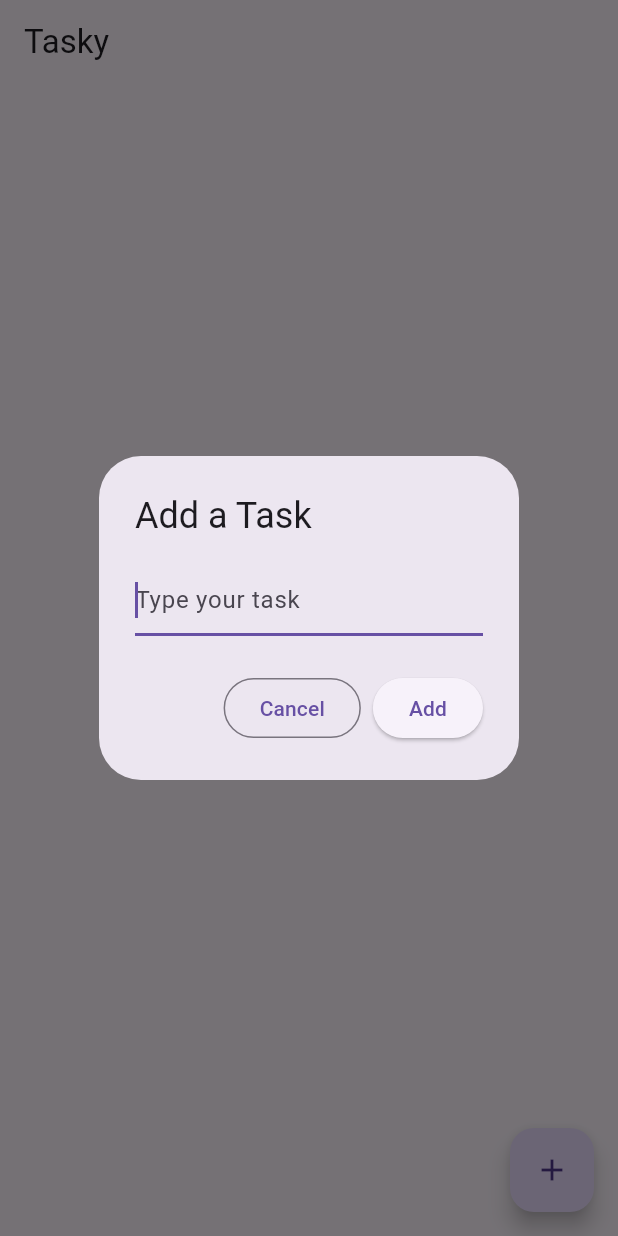
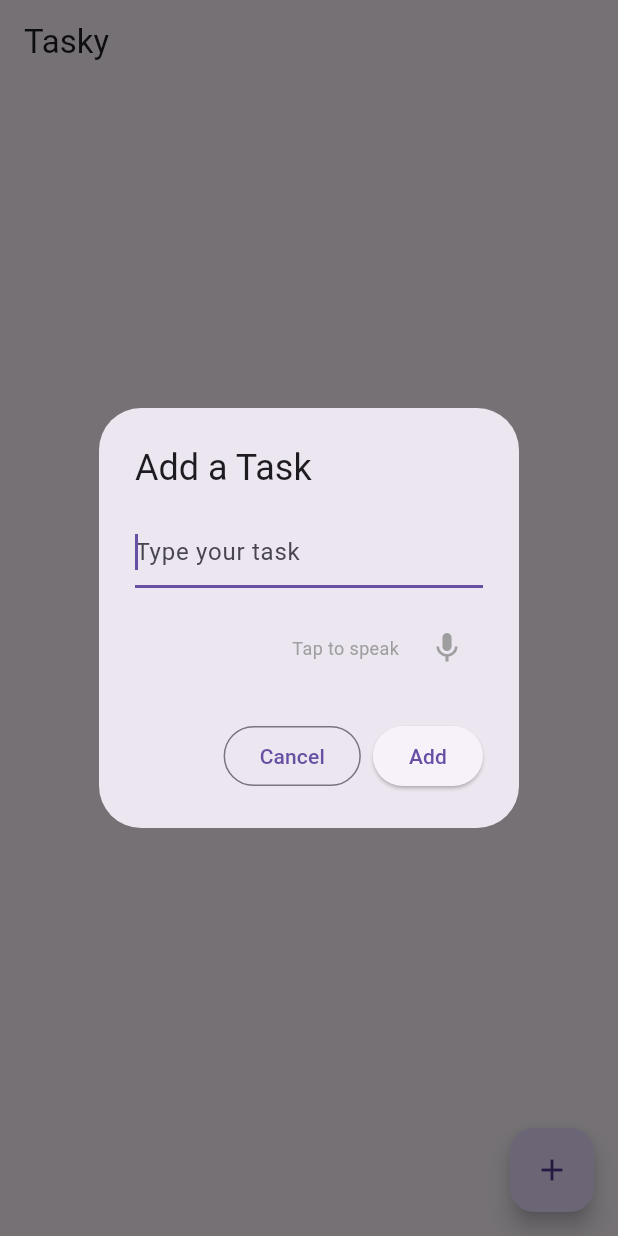
Before and after one commit to hm05/Tasky, a Flutter app: the screen it shows after launch, after a tap on the "add" icon, on a phone screen of 412 x 824 dp. Run offline on Flutter 3.47's test engine with Material 3 defaults, Android fonts, the phone set to English and light mode, and no system bars; our stand-ins replace speech_to_text.

Commit message:
Speech Recognition added

```diff
--- a/lib/main.dart
+++ b/lib/main.dart
@@ -1,37 +1,245 @@
 import 'package:flutter/material.dart';
+import 'package:speech_to_text/speech_to_text.dart' as stt;
+import 'package:speech_to_text/speech_recognition_result.dart';
 
-void main() { runApp(const TaskyApp()); }
+void main() {
+  runApp(const TaskyApp());
+}
 
-class TaskyApp extends StatelessWidget { const TaskyApp({super.key});
+class TaskyApp extends StatelessWidget {
+  const TaskyApp({super.key});
 
-@override Widget build(BuildContext context) { return MaterialApp( title: 'Tasky', theme: ThemeData( primarySwatch: Colors.blue, ), home: const TaskyList(title: 'Tasky'), ); } }
+  @override
+  Widget build(BuildContext context) {
+    return MaterialApp(
+      title: 'Tasky',
+      theme: ThemeData(
+        primarySwatch: Colors.blue,
+      ),
+      home: const TaskyList(title: 'Tasky'),
+    );
+  }
+}
 
-class TaskyList extends StatefulWidget { const TaskyList({super.key, required this.title});
+class TaskyList extends StatefulWidget {
+  const TaskyList({super.key, required this.title});
 
-final String title;
+  final String title;
 
-@override State<TaskyList> createState() => _TaskyListState(); }
+  @override
+  State<TaskyList> createState() => _TaskyListState();
+}
 
-class _TaskyListState extends State<TaskyList> { final List<Task> _tasks = <Task>[]; final TextEditingController _textFieldController = TextEditingController();
+class _TaskyListState extends State<TaskyList> {
+  final List<Task> _tasks = <Task>[];
+  final TextEditingController _textFieldController = TextEditingController();
+  final stt.SpeechToText _speech = stt.SpeechToText();
+  bool _speechEnabled = false;
 
-void _addTaskItem(String name) { setState(() { _tasks.add(Task(name: name, completed: false)); }); _textFieldController.clear(); }
+  @override
+  void initState() {
+    super.initState();
+    _initSpeech();
+  }
 
-void _handleTaskChange(Task task) { setState(() { task.completed = !task.completed; }); }
+  void _initSpeech() async {
+    _speechEnabled = await _speech.initialize(
+      onStatus: (status) => print('Speech status: $status'),
+      onError: (errorNotification) => print('Speech error: $errorNotification'),
+    );
+    setState(() {});
+  }
 
-void _deleteTask(Task task) { setState(() { _tasks.removeWhere((element) => element.name == task.name); }); }
+  void _startListening() async {
+    await _speech.listen(
+      onResult: _onSpeechResult,
+    );
+    setState(() {});
+  }
 
-@override Widget build(BuildContext context) { return Scaffold( appBar: AppBar( title: Text(widget.title), ), body: ListView( padding: const EdgeInsets.symmetric(vertical: 8.0), children: _tasks.map((Task task) { return TaskItem( task: task, onTaskChanged: _handleTaskChange, removeTask: _deleteTask, ); }).toList(), ), floatingActionButton: FloatingActionButton( onPressed: () => _displayAddTaskDialog(), tooltip: 'Add a Task', child: const Icon(Icons.add), ), ); }
+  void _stopListening() async {
+    await _speech.stop();
+    setState(() {});
+  }
 
-Future<void> _displayAddTaskDialog() async { return showDialog<void>( context: context, barrierDismissible: false, builder: (BuildContext context) { return AlertDialog( title: const Text('Add a Task'), content: TextField( controller: _textFieldController, decoration: const InputDecoration(hintText: 'Type your task'), autofocus: true, ), actions: <Widget>[ OutlinedButton( onPressed: () { Navigator.of(context).pop(); }, child: const Text('Cancel'), ), ElevatedButton( onPressed: () { Navigator.of(context).pop(); _addTaskItem(_textFieldController.text); }, child: const Text('Add'), ), ], ); }, ); } }
+  void _onSpeechResult(SpeechRecognitionResult result) {
+    setState(() {
+      _textFieldController.text = result.recognizedWords;
+    });
+  }
 
-class Task { Task({required this.name, required this.completed}); String name; bool completed; }
+  void _addTaskItem(String name) {
+    setState(() {
+      _tasks.add(Task(name: name, completed: false));
+    });
+    _textFieldController.clear();
+  }
 
-class TaskItem extends StatelessWidget { const TaskItem({ required this.task, required this.onTaskChanged, required this.removeTask, super.key, });
+  void _handleTaskChange(Task task) {
+    setState(() {
+      task.completed = !task.completed;
+    });
+  }
 
-final Task task; final void Function(Task task) onTaskChanged; final void Function(Task task) removeTask;
+  void _deleteTask(Task task) {
+    setState(() {
+      _tasks.removeWhere((element) => element.name == task.name);
+    });
+  }
 
-TextStyle? _getTextStyle(bool checked) { if (!checked) return null; return const TextStyle( color: Colors.black54, decoration: TextDecoration.lineThrough, ); }
+  @override
+  Widget build(BuildContext context) {
+    return Scaffold(
+      appBar: AppBar(
+        title: Text(widget.title),
+      ),
+      body: ListView(
+        padding: const EdgeInsets.symmetric(vertical: 8.0),
+        children: _tasks.map((Task task) {
+          return TaskItem(
+            task: task,
+            onTaskChanged: _handleTaskChange,
+            removeTask: _deleteTask,
+          );
+        }).toList(),
+      ),
+      floatingActionButton: FloatingActionButton(
+        onPressed: () => _displayAddTaskDialog(),
+        tooltip: 'Add a Task',
+        child: const Icon(Icons.add),
+      ),
+    );
+  }
 
-@override Widget build(BuildContext context) { return ListTile( onTap: () { onTaskChanged(task); }, leading: Checkbox( checkColor: Colors.greenAccent, activeColor: Colors.red, value: task.completed, onChanged: (value) { onTaskChanged(task); }, ), title: Row( children: <Widget>[ Expanded( child: Text(task.name, style: _getTextStyle(task.completed)), ), IconButton( iconSize: 30, icon: const Icon( Icons.delete, color: Colors.red, ), onPressed: () { removeTask(task); }, ), ], ), ); }
+  Future<void> _displayAddTaskDialog() async {
+    return showDialog<void>(
+      context: context,
+      barrierDismissible: false,
+      builder: (BuildContext context) {
+        return AlertDialog(
+          title: const Text('Add a Task'),
+          content: Column(
+            mainAxisSize: MainAxisSize.min,
+            children: [
+              TextField(
+                controller: _textFieldController,
+                decoration: const InputDecoration(hintText: 'Type your task'),
+                autofocus: true,
+              ),
+              const SizedBox(height: 16),
+              if (_speechEnabled)
+                Row(
+                  mainAxisAlignment: MainAxisAlignment.end,
+                  children: [
+                    Text(
+                      _speech.isListening
+                          ? 'Listening...'
+                          : 'Tap to speak',
+                      style: TextStyle(
+                        fontSize: 12,
+                        color: _speech.isListening
+                            ? Colors.green
+                            : Colors.grey,
+                      ),
+                    ),
+                    const SizedBox(width: 8),
+                    IconButton(
+                      icon: Icon(
+                        _speech.isNotListening ? Icons.mic : Icons.mic_off,
+                        color: _speech.isListening ? Colors.green : Colors.grey,
+                      ),
+                      onPressed: _speech.isNotListening
+                          ? _startListening
+                          : _stopListening,
+                    ),
+                  ],
+                ),
+            ],
+          ),
+          actions: <Widget>[
+            OutlinedButton(
+              onPressed: () {
+                if (_speech.isListening) {
+                  _stopListening();
+                }
+                Navigator.of(context).pop();
+              },
+              child: const Text('Cancel'),
+            ),
+            ElevatedButton(
+              onPressed: () {
+                if (_speech.isListening) {
+                  _stopListening();
+                }
+                Navigator.of(context).pop();
+                _addTaskItem(_textFieldController.text);
+              },
+              child: const Text('Add'),
+            ),
+          ],
+        );
+      },
+    );
+  }
+}
 
+class Task {
+  Task({required this.name, required this.completed});
+  String name;
+  bool completed;
 }
+
+class TaskItem extends StatelessWidget {
+  const TaskItem({
+    required this.task,
+    required this.onTaskChanged,
+    required this.removeTask,
+    super.key,
+  });
+
+  final Task task;
+  final void Function(Task task) onTaskChanged;
+  final void Function(Task task) removeTask;
+
+  TextStyle? _getTextStyle(bool checked) {
+    if (!checked) return null;
+    return const TextStyle(
+      color: Colors.black54,
+      decoration: TextDecoration.lineThrough,
+    );
+  }
+
+  @override
+  Widget build(BuildContext context) {
+    return ListTile(
+      onTap: () {
+        onTaskChanged(task);
+      },
+      leading: Checkbox(
+        checkColor: Colors.greenAccent,
+        activeColor: Colors.red,
+        value: task.completed,
+        onChanged: (value) {
+          onTaskChanged(task);
+        },
+      ),
+      title: Row(
+        children: <Widget>[
+          Expanded(
+            child: Text(task.name, style: _getTextStyle(task.completed)),
+          ),
+          IconButton(
+            iconSize: 30,
+            icon: const Icon(
+              Icons.delete,
+              color: Colors.red,
+            ),
+            onPressed: () {
+              removeTask(task);
+            },
+          ),
+        ],
+      ),
+    );
+  }
+}
--- a/pubspec.yaml
+++ b/pubspec.yaml
@@ -30,10 +30,8 @@ environment:
 dependencies:
   flutter:
     sdk: flutter
-
-  # The following adds the Cupertino Icons font to your application.
-  # Use with the CupertinoIcons class for iOS style icons.
   cupertino_icons: ^1.0.8
+  speech_to_text: ^7.0.0
 
 dev_dependencies:
   flutter_test:
```
Also changed, not shown: pubspec.lock, 9 other files.
